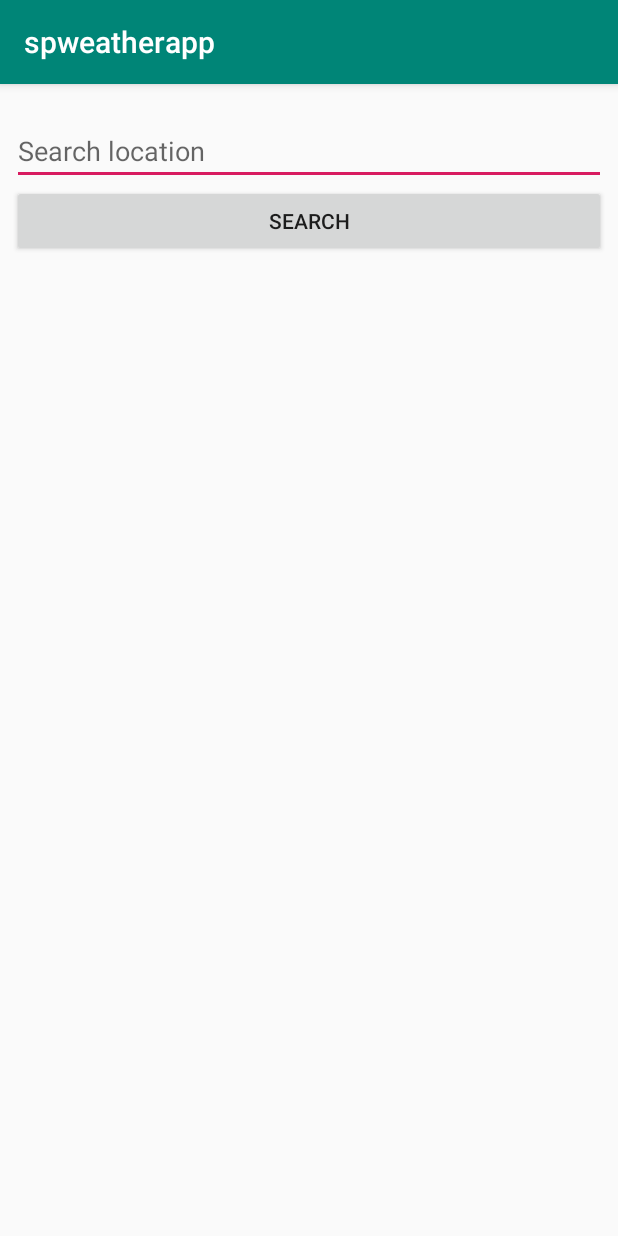
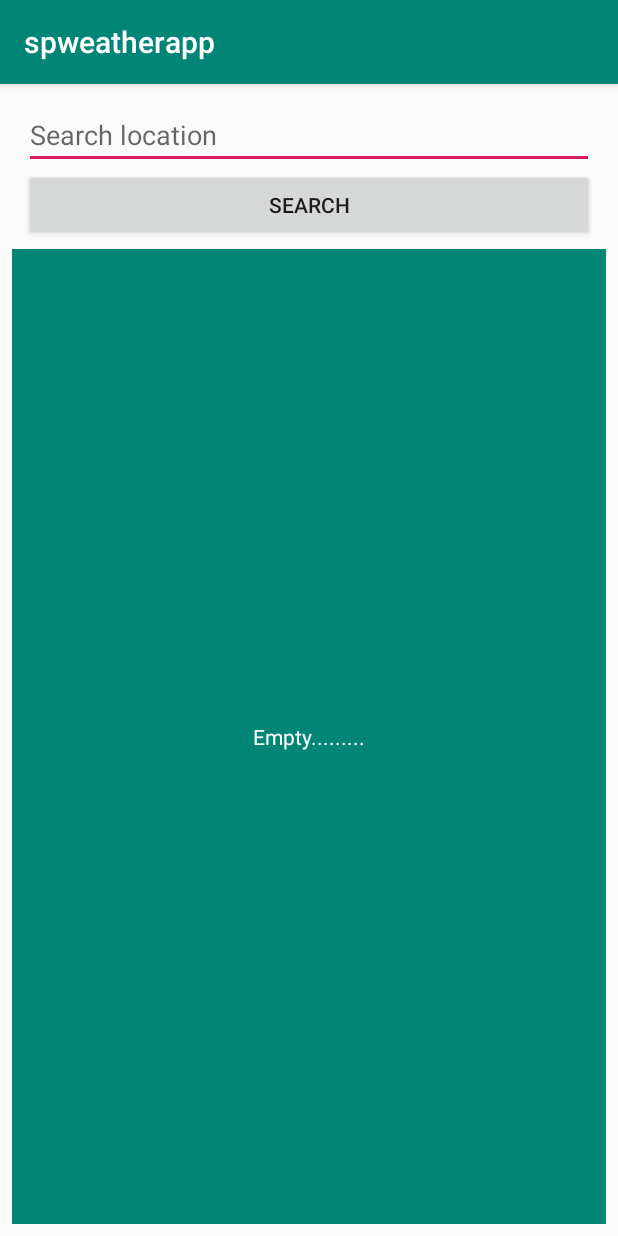
Before and after one commit to rajinikanth47/spweatherapp, an Android app: the screen it shows after launch (MainActivity), on a phone screen of 412 x 824 dp. Run offline under Robolectric (Android 15) with nearby library versions, the phone set to English and light mode, and no system bars; our stand-ins replace data binding.

Commit message:
Add recyclerview and empty holder Enable data binding

```diff
--- a/app/build.gradle
+++ b/app/build.gradle
@@ -4,9 +4,15 @@ apply plugin: 'kotlin-android'
 
 apply plugin: 'kotlin-android-extensions'
 
+apply plugin: 'kotlin-kapt'
+
+
 android {
     compileSdkVersion 29
     buildToolsVersion "29.0.2"
+    dataBinding {
+        enabled = true
+    }
     defaultConfig {
         applicationId "com.spdigital.weatherapp"
         minSdkVersion 15
@@ -32,4 +38,5 @@ dependencies {
     testImplementation 'junit:junit:4.12'
     androidTestImplementation 'androidx.test.ext:junit:1.1.1'
     androidTestImplementation 'androidx.test.espresso:espresso-core:3.2.0'
+    implementation 'androidx.recyclerview:recyclerview:1.1.0'
 }
--- a/app/src/main/java/com/spdigital/weatherapp/MainActivity.kt
+++ b/app/src/main/java/com/spdigital/weatherapp/MainActivity.kt
@@ -2,18 +2,24 @@ package com.spdigital.weatherapp
 
 import androidx.appcompat.app.AppCompatActivity
 import android.os.Bundle
+import androidx.databinding.DataBindingUtil
+import com.spdigital.weatherapp.databinding.ActivityMainBinding
 import com.spdigital.weatherapp.util.LocationQueue
 import kotlinx.android.synthetic.main.activity_main.*
 
 class MainActivity : AppCompatActivity() {
 
+    private lateinit var binding: ActivityMainBinding
+
     override fun onCreate(savedInstanceState: Bundle?) {
         super.onCreate(savedInstanceState)
-        setContentView(R.layout.activity_main)
+        binding = DataBindingUtil.setContentView(this, R.layout.activity_main)
 
         btnSearch.setOnClickListener{
             val searchLocation = etSearchLocation.text.toString()
             LocationQueue.addLocationToQueue(searchLocation)
+
+            binding.hasSavedLocations = false
 
             println("Location List ${LocationQueue.getLocationQueueAsList()}")
         }
--- /dev/null
+++ b/app/src/main/java/com/spdigital/weatherapp/adapters/BindingAdapter.kt
@@ -0,0 +1,13 @@
+package com.spdigital.weatherapp.adapters
+
+import android.view.View
+import androidx.databinding.BindingAdapter
+
+@BindingAdapter("isGone")
+fun bindIsGone(view: View, isGone: Boolean){
+    view.visibility = if (isGone) {
+        View.GONE
+    } else {
+        View.VISIBLE
+    }
+}
--- a/app/src/main/res/layout/activity_main.xml
+++ b/app/src/main/res/layout/activity_main.xml
@@ -1,38 +1,96 @@
 <?xml version="1.0" encoding="utf-8"?>
-<androidx.constraintlayout.widget.ConstraintLayout xmlns:android="http://schemas.android.com/apk/res/android"
+<layout xmlns:android="http://schemas.android.com/apk/res/android"
     xmlns:app="http://schemas.android.com/apk/res-auto"
-    xmlns:tools="http://schemas.android.com/tools"
+    xmlns:tools="http://schemas.android.com/tools">
+
+    <data>
+        <variable
+            name="hasSavedLocations"
+            type="boolean" />
+
+    </data>
+
+    <androidx.constraintlayout.widget.ConstraintLayout
         android:layout_width="match_parent"
         android:layout_height="match_parent"
         tools:context=".MainActivity">
 
+        <LinearLayout
+            android:id="@+id/linearLayout"
+            android:layout_width="match_parent"
+            android:layout_height="100dp"
+            android:layout_marginStart="16dp"
+            android:layout_marginLeft="16dp"
+            android:layout_marginTop="8dp"
+            android:layout_marginEnd="16dp"
+            android:layout_marginRight="16dp"
+            android:gravity="center"
+            android:orientation="vertical"
+            app:layout_constraintBottom_toBottomOf="parent"
+            app:layout_constraintEnd_toEndOf="parent"
+            app:layout_constraintStart_toStartOf="parent"
+            app:layout_constraintTop_toTopOf="parent"
+            app:layout_constraintVertical_bias="0.0">
 
             <EditText
                 android:id="@+id/etSearchLocation"
-        android:layout_width="0dp"
+                android:layout_width="match_parent"
                 android:layout_height="wrap_content"
-        android:layout_marginStart="8dp"
-        android:layout_marginLeft="8dp"
-        android:layout_marginTop="22dp"
-        android:layout_marginEnd="8dp"
-        android:layout_marginRight="8dp"
                 android:ems="10"
-        android:inputType="textPersonName"
                 android:hint="@string/search_location"
-        app:layout_constraintEnd_toEndOf="parent"
-        app:layout_constraintStart_toStartOf="parent"
-        app:layout_constraintTop_toTopOf="parent" />
+                android:inputType="textPersonName" />
 
             <Button
                 android:id="@+id/btnSearch"
-        android:layout_width="0dp"
+                android:layout_width="match_parent"
                 android:layout_height="wrap_content"
+                android:text="@string/search" />
+
+        </LinearLayout>
+
+        <FrameLayout
+            android:id="@+id/frameLayout"
+            android:layout_width="match_parent"
+            android:layout_height="match_parent"
             android:layout_marginStart="8dp"
             android:layout_marginLeft="8dp"
+            android:layout_marginTop="110dp"
             android:layout_marginEnd="8dp"
             android:layout_marginRight="8dp"
-        android:text="@string/search"
+            android:layout_marginBottom="8dp"
+            android:background="@color/colorPrimary"
+            app:layout_constraintBottom_toBottomOf="parent"
             app:layout_constraintEnd_toEndOf="parent"
             app:layout_constraintStart_toStartOf="parent"
-        app:layout_constraintTop_toBottomOf="@+id/etSearchLocation" />
+            app:layout_constraintTop_toBottomOf="@+id/linearLayout">
+
+            <androidx.recyclerview.widget.RecyclerView
+                android:id="@+id/location_list"
+                android:layout_width="match_parent"
+                android:layout_height="match_parent"
+                android:clipToPadding="false"
+                app:isGone="@{!hasSavedLocations}"
+                />
+
+            <LinearLayout
+                android:layout_width="match_parent"
+                android:layout_height="match_parent"
+                android:gravity="center"
+                android:orientation="vertical"
+                app:isGone="@{hasSavedLocations}"
+               >
+
+                <TextView
+                    android:id="@+id/empty_garden"
+                    android:layout_width="wrap_content"
+                    android:layout_height="wrap_content"
+                    android:text="Empty........."
+                    android:textColor="@android:color/white" />
+            </LinearLayout>
+
+        </FrameLayout>
+
+
     </androidx.constraintlayout.widget.ConstraintLayout>
+
+</layout>
```
Lines whose indentation alone changed are shown as unchanged.
